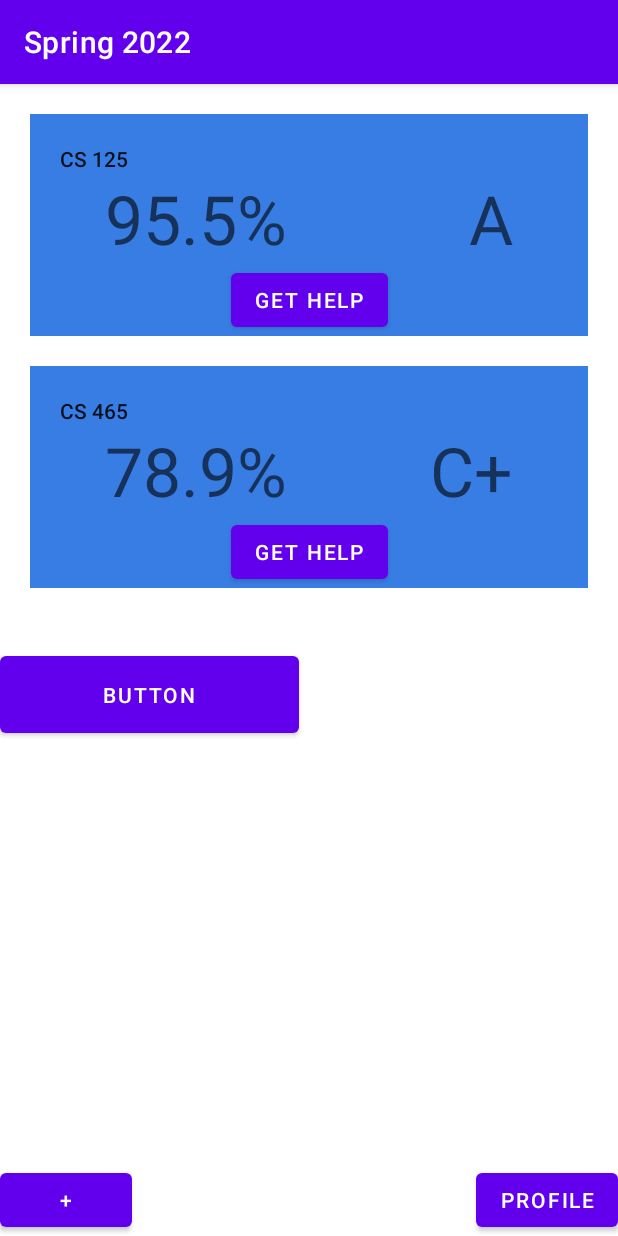
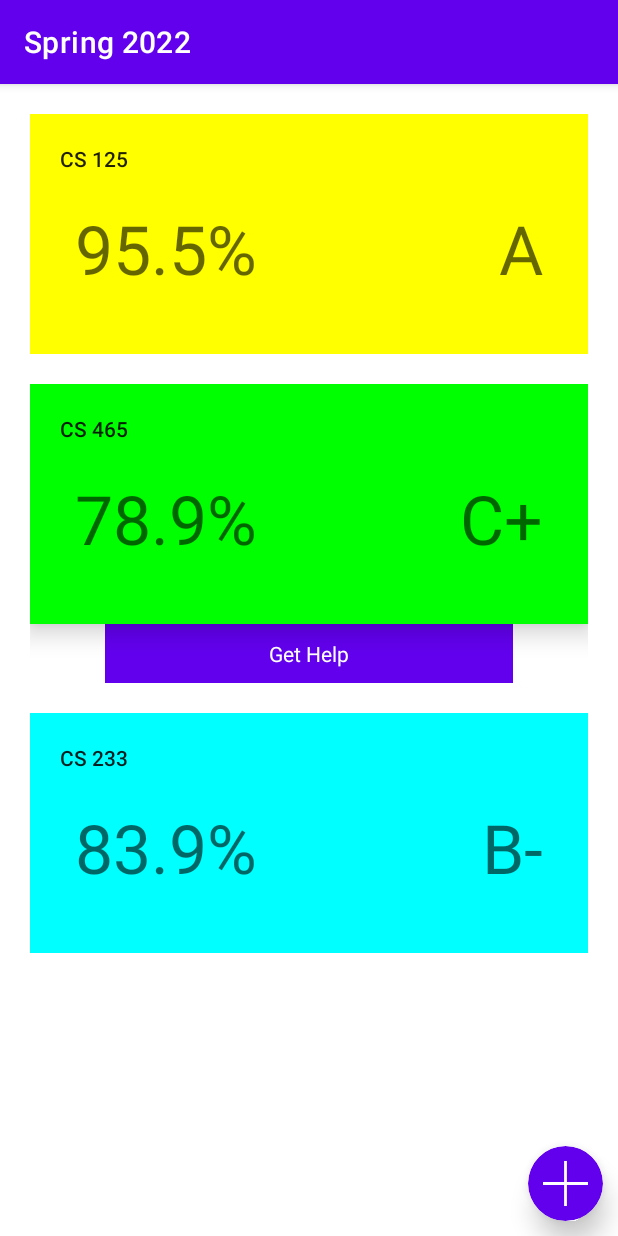
Before and after one commit to sonalimerchia/CS465-Pixelbyte, an Android app: the screen it shows after launch (MainActivity), on a phone screen of 412 x 824 dp. Run offline under Robolectric (Android 15) with nearby library versions, the phone set to English and light mode, and no system bars.

Commit message:
Fix main activity to match lofi prototype

```diff
--- a/app/src/main/java/edu/illinois/cs465/pixelbyte/BottomSheetCodes.java
+++ b/app/src/main/java/edu/illinois/cs465/pixelbyte/BottomSheetCodes.java
@@ -1,6 +1,9 @@
 package edu.illinois.cs465.pixelbyte;
 
 public enum BottomSheetCodes {
+    CreateClass,
+    FindTemplate,
+    PreviewTemplate,
     NewTemplatePreview,
     AddCategory
 }
--- a/app/src/main/java/edu/illinois/cs465/pixelbyte/ClassList/ClassData.java
+++ b/app/src/main/java/edu/illinois/cs465/pixelbyte/ClassList/ClassData.java
@@ -3,11 +3,31 @@ package edu.illinois.cs465.pixelbyte.ClassList;
 public class ClassData {
     String className;
     String letterGrade;
-    String numberGrade;
+    double numberGrade;
+    double goal;
+    int color;
 
-    public ClassData(String classname, String let, String num) {
+    public ClassData(String classname, String let, double num) {
         className = classname;
         letterGrade = let;
         numberGrade = num;
+        color = 0;
+        goal = 0;
+    }
+
+    public ClassData(String classname, String let, double num, int col) {
+        className = classname;
+        letterGrade = let;
+        numberGrade = num;
+        color = col;
+        goal = 0;
+    }
+
+    public ClassData(String classname, String let, double num, int col, double gol) {
+        className = classname;
+        letterGrade = let;
+        numberGrade = num;
+        color = col;
+        goal = gol;
     }
 }
--- a/app/src/main/java/edu/illinois/cs465/pixelbyte/ClassList/ClassListAdapter.java
+++ b/app/src/main/java/edu/illinois/cs465/pixelbyte/ClassList/ClassListAdapter.java
@@ -6,7 +6,13 @@ import android.view.View;
 import android.view.ViewGroup;
 import android.widget.ArrayAdapter;
 import android.widget.Button;
+import android.widget.LinearLayout;
 import android.widget.TextView;
+
+import androidx.cardview.widget.CardView;
+import androidx.constraintlayout.widget.ConstraintLayout;
+
+import org.w3c.dom.Text;
 
 import java.util.List;
 
@@ -42,6 +48,10 @@ public class ClassListAdapter extends ArrayAdapter<ClassData> {
         return LayoutInflater.from(getContext()).inflate(R.layout.class_list_element, null);
     }
 
+    private String makePercent(double percentage) {
+        return (Math.round(percentage * 100) / 100.0) + "%";
+    }
+
     @Override
     public View getView(int position, View convertView, ViewGroup parent) {
         ClassData classItem = getItem(position);
@@ -62,8 +72,19 @@ public class ClassListAdapter extends ArrayAdapter<ClassData> {
         }
 
         TextView numLabel = (TextView) convertView.findViewById(R.id.numgrade);
-        if (numLabel != null && classItem.numberGrade != null && classItem.numberGrade.length() > 0) {
-            numLabel.setText(classItem.numberGrade);
+        if (numLabel != null && classItem.numberGrade != 0) {
+            numLabel.setText(makePercent(classItem.numberGrade));
+        }
+
+        CardView coloredPortion = (CardView) convertView.findViewById(R.id.colored_portion);
+        if (coloredPortion != null && classItem.color != 0) {
+            coloredPortion.setBackgroundColor(classItem.color);
+        }
+
+        TextView getHelpButton = (TextView) convertView.findViewById(R.id.get_help);
+        if (getHelpButton != null && (classItem.goal != 0 && classItem.numberGrade >= classItem.goal)) {
+            getHelpButton.setHeight(0);
+            getHelpButton.setWidth(0);
         }
 
         return convertView;
--- a/app/src/main/java/edu/illinois/cs465/pixelbyte/MainActivity.java
+++ b/app/src/main/java/edu/illinois/cs465/pixelbyte/MainActivity.java
@@ -1,6 +1,7 @@
 package edu.illinois.cs465.pixelbyte;
 
 import androidx.appcompat.app.AppCompatActivity;
+import androidx.cardview.widget.CardView;
 
 
 import android.content.Context;
@@ -13,7 +14,8 @@ import android.widget.TextView;
 
 import java.io.FileOutputStream;
 import java.util.ArrayList;
-import java.util.Arrays;
+import java.util.List;
+
 import com.google.android.material.bottomsheet.BottomSheetDialogFragment;
 
 import androidx.constraintlayout.widget.ConstraintLayout;
@@ -23,7 +25,6 @@ import edu.illinois.cs465.pixelbyte.ClassList.ClassListAdapter;
 
 public class MainActivity extends AppCompatActivity implements View.OnClickListener {
     BottomSheetDialogFragment openDialog;
-    private ListView classList;
     private String currentSemester;
     private ArrayList<ClassData> classes; //each elem = class name, letter, number
 
@@ -32,43 +33,27 @@ public class MainActivity extends AppCompatActivity implements View.OnClickListe
         super.onCreate(savedInstanceState);
         setContentView(R.layout.activity_main);
 
-        // set up buttons at bottom of screen
-        Button newClassButton = (Button) findViewById(R.id.open_template);
-        newClassButton.setOnClickListener(this);
-        Intent intent = new Intent(this, CreateClass.class);
-        newClassButton.setOnClickListener(new View.OnClickListener() {
-            public void onClick(View view) {
-                startActivity(intent);
-            }
-        });
-
-        /*
-        Button profileButton = (Button) findViewById(R.id.open_profile);
-        profileButton.setOnClickListener(this);
-        Intent intentProfile = new Intent(this, ProfileActivity.class);
-        profileButton.setOnClickListener(new View.OnClickListener() {
-            public void onClick(View view) {
-                startActivity(intentProfile);
-            }
-        });
-        */
-
-
-
+        CardView createClassButton = (CardView) findViewById(R.id.create_class);
+        createClassButton.setOnClickListener(this);
 
         //stuff to grab from other screens TODO: connect it all
         currentSemester = "Spring 2022";
-        //classes = new ArrayList<Class>(Arrays.asList(new Class("CS 125", "A", "95.5%")));
-        classes = new ArrayList<ClassData>();
-        classes.add(new ClassData("CS 125", "A", "95.5%"));
-        classes.add(new ClassData("CS 465", "C+", "78.9%"));
+
+        createClassList();
+    }
+
+    private void createClassList() {
+        classes = new ArrayList<>();
+        classes.add(new ClassData("CS 125", "A", 95.5, 0xffffff00, 90.0));
+        classes.add(new ClassData("CS 465", "C+", 78.9, 0xff00ff00, 90.0));
+        classes.add(new ClassData("CS 233", "B-", 83.9, 0xff00ffff, 80.0));
 
         // Create adapter to interpret data
 
         getSupportActionBar().setTitle(currentSemester);
 
         //setup listview
-        classList = (ListView) findViewById(R.id.classlist);
+        ListView classList = (ListView) findViewById(R.id.classlist);
         TextView noClasses = (TextView) this.findViewById(R.id.noclasses);
 
         if (classes.size() == 0) {
@@ -97,12 +82,9 @@ public class MainActivity extends AppCompatActivity implements View.OnClickListe
     }
 
     public void onClick(View v) {
-        if (v.getId() == R.id.open_template) {
-            // Open new template page
-            openDialog(BottomSheetCodes.NewTemplatePreview, "Edit Template");
-        } else if (v.getId() == R.id.add_category) {
-            // Open add category sheet
-            openDialog(BottomSheetCodes.AddCategory, "Add Category");
+        if (v.getId() == R.id.create_class) {
+            openDialog(BottomSheetCodes.CreateClass, "Create Class");
+            return;
         }
     }
 
@@ -120,5 +102,45 @@ public class MainActivity extends AppCompatActivity implements View.OnClickListe
         Intent intent = new Intent(this, ClassActivity.class);
         intent.putExtra("ClassName", t.getText());
         startActivity(intent);
+
+//        try {
+//            FileOutputStream outputStream = openFileOutput("Class.cf", Context.MODE_PRIVATE);
+//            String str = "CS 465\n" +
+//                    "90.0%\n" +
+//                    "Help can be found on canvas.illinois.edu\n" +
+//                    "3\n" +
+//                    "\n" +
+//                    "Quizzes\n" +
+//                    "30%\n" +
+//                    "Scheme...\n" +
+//                    "3\n" +
+//                    "Quiz_1\t90\n" +
+//                    "Quiz_2\t98\n" +
+//                    "Quiz_3\t92\n" +
+//                    "\n" +
+//                    "Tests\n" +
+//                    "40%\n" +
+//                    "Scheme...\n" +
+//                    "2\n" +
+//                    "Test_1\t90\n" +
+//                    "Test_2\t98\n" +
+//                    "\n" +
+//                    "Projects\n" +
+//                    "30%\n" +
+//                    "Scheme...\n" +
+//                    "1\n" +
+//                    "Main_Project\t85";
+//            outputStream.write(str.getBytes());
+//            outputStream.flush();
+//            outputStream.close();
+//        } catch (Exception e) {}
+//
+//        Intent intent = new Intent(this, ClassActivity.class);
+//        intent.putExtra("ClassName", "CS 465");
+//        classButton.setOnClickListener(new View.OnClickListener() {
+//            public void onClick(View view) {
+//                startActivity(intent);
+//            }
+//        });
     }
 }
--- /dev/null
+++ b/app/src/main/res/drawable/ic_plus_svgrepo_com.xml
@@ -0,0 +1,8 @@
+<vector
+    android:height="30dp"
+    android:width="30dp"
+    android:viewportHeight="485"
+    android:viewportWidth="485"
+    xmlns:android="http://schemas.android.com/apk/res/android">
+    <path android:fillColor="@color/white" android:strokeWidth="50" android:pathData="M485,227.5l-227.5,0l0,-227.5l-30,0l0,227.5l-227.5,0l0,30l227.5,0l0,227.5l30,0l0,-227.5l227.5,0z"/>
+</vector>
--- a/app/src/main/res/layout/activity_main.xml
+++ b/app/src/main/res/layout/activity_main.xml
@@ -1,49 +1,30 @@
 <?xml version="1.0" encoding="utf-8"?>
-<FrameLayout
+<androidx.constraintlayout.widget.ConstraintLayout
     xmlns:android="http://schemas.android.com/apk/res/android"
         xmlns:app="http://schemas.android.com/apk/res-auto"
         xmlns:tools="http://schemas.android.com/tools"
         android:layout_width="fill_parent"
         android:layout_height="fill_parent">
 
-
-    <RelativeLayout
-        android:layout_width="fill_parent"
-        android:layout_height="fill_parent"
-        android:gravity="bottom">
-        <Button
-            android:id="@+id/open_template"
-            android:layout_width="wrap_content"
-            android:layout_height="wrap_content"
-            android:text="+"
-            android:layout_gravity="bottom"/>
-
-        <Button
-            android:id="@+id/open_profile"
-            android:layout_width="wrap_content"
-            android:layout_height="wrap_content"
-            android:text="profile"
-            android:layout_gravity="bottom"
-            android:layout_alignParentRight="true"/>
-    </RelativeLayout>
-
-
     <LinearLayout
         android:layout_width="match_parent"
-        android:layout_height="550dp"
+        android:layout_height="match_parent"
         android:gravity="top"
-        android:orientation="vertical">
+        android:orientation="vertical"
+        app:layout_constraintTop_toTopOf="parent"
+        app:layout_constraintBottom_toBottomOf="parent"
+        app:layout_constraintLeft_toLeftOf="parent"
+        app:layout_constraintRight_toRightOf="parent"
+        >
 
         <ListView
             android:id="@+id/classlist"
             android:layout_width="match_parent"
-            android:layout_height="wrap_content"
+            android:layout_height="match_parent"
             android:padding="20dp"
             android:divider="@color/transparent"
             android:dividerHeight="20dp"
             android:foregroundGravity="center" />
-
-
 
         <TextView
             android:id="@+id/noclasses"
@@ -54,15 +35,34 @@
             app:layout_constraintLeft_toLeftOf="parent"
             app:layout_constraintRight_toRightOf="parent"
             app:layout_constraintTop_toTopOf="parent" />
-
-
-    <Button
-        android:id="@+id/MainButton"
-        android:layout_width="199dp"
-        android:layout_height="63dp"
-        android:text="Button"
-        app:layout_constraintTop_toTopOf="parent"
-        tools:layout_editor_absoluteX="106dp" />
     </LinearLayout>
 
-</FrameLayout>
+    <androidx.cardview.widget.CardView
+        android:layout_width="wrap_content"
+        android:layout_height="wrap_content"
+        app:cardBackgroundColor="@color/purple_500"
+        app:cardCornerRadius="100dp"
+        android:padding="50dp"
+        app:cardElevation="10dp"
+        app:layout_constraintBottom_toBottomOf="parent"
+        app:layout_constraintRight_toRightOf="parent"
+        android:layout_margin="10dp"
+        android:id="@+id/create_class"
+        >
+        <LinearLayout
+            android:layout_width="wrap_content"
+            android:layout_height="wrap_content"
+            android:layout_margin="10dp"
+            android:orientation="vertical"
+            android:gravity="center"
+            >
+        <ImageView
+            android:layout_width="wrap_content"
+            android:layout_height="wrap_content"
+            android:src="@drawable/ic_plus_svgrepo_com"
+            android:layout_gravity="center"
+            />
+        </LinearLayout>
+    </androidx.cardview.widget.CardView>
+
+</androidx.constraintlayout.widget.ConstraintLayout>
--- a/app/src/main/res/layout/activity_profile.xml
+++ b/app/src/main/res/layout/activity_profile.xml
@@ -1,8 +1,10 @@
 <?xml version="1.0" encoding="utf-8"?>
 <LinearLayout
     xmlns:android="http://schemas.android.com/apk/res/android"
+    xmlns:tools="http://schemas.android.com/tools"
     android:layout_width="match_parent"
-    android:layout_height="match_parent">
+    android:layout_height="match_parent"
+    tools:context=".ProfileActivity">
 
 
 
--- a/app/src/main/res/layout/class_list_element.xml
+++ b/app/src/main/res/layout/class_list_element.xml
@@ -1,21 +1,38 @@
 <?xml version="1.0" encoding="utf-8"?>
-<androidx.constraintlayout.widget.ConstraintLayout xmlns:android="http://schemas.android.com/apk/res/android"
+<LinearLayout
+    xmlns:android="http://schemas.android.com/apk/res/android"
     xmlns:app="http://schemas.android.com/apk/res-auto"
     xmlns:tools="http://schemas.android.com/tools"
     android:layout_width="match_parent"
     android:layout_height="wrap_content"
-    android:background="#387DE3"
-    android:layout_gravity="center_horizontal"
-    android:gravity="top">
+    android:orientation="vertical"
+    android:gravity="top"
+    >
+
+    <androidx.cardview.widget.CardView
+        android:layout_width="match_parent"
+        android:layout_height="wrap_content"
+
+        android:id="@+id/colored_portion"
+        app:cardElevation="10dp"
+        >
+
+        <LinearLayout
+            android:layout_width="match_parent"
+            android:layout_height="wrap_content"
+            android:orientation="vertical"
+            android:gravity="top"
+            android:padding="20dp"
+            >
 
             <TextView
                 android:id="@+id/classname"
-        android:layout_width="0dp"
+                android:layout_width="wrap_content"
                 android:layout_height="wrap_content"
-        android:layout_margin="20dp"
                 android:textAppearance="@style/TextAppearance.AppCompat.Body2"
-        app:layout_constraintStart_toStartOf="parent"
-        app:layout_constraintTop_toTopOf="parent" />
+                android:layout_gravity="left"
+                android:text="class"
+                />
 
             <LinearLayout
                 android:layout_width="match_parent"
@@ -23,9 +40,9 @@
                 android:orientation="horizontal"
                 android:gravity="center_horizontal"
                 android:id="@+id/current_grades"
-        app:layout_constraintTop_toBottomOf="@id/classname"
-        app:layout_constraintLeft_toLeftOf="parent"
-        android:layout_marginHorizontal="50dp"
+                android:layout_marginVertical="20dp"
+                android:layout_marginHorizontal="10dp"
+                android:layout_gravity="center_horizontal"
                 >
                 <TextView
                     android:id="@+id/numgrade"
@@ -34,7 +51,9 @@
                     android:layout_gravity="left"
                     android:layout_height="wrap_content"
                     android:gravity="left"
-            android:textAppearance="@style/TextAppearance.AppCompat.Display2"/>
+                    android:textAppearance="@style/TextAppearance.AppCompat.Display2"
+                    android:text="90"
+                    />
 
                 <TextView
                     android:id="@+id/lettergrade"
@@ -43,19 +62,22 @@
                     android:layout_weight="1"
                     android:gravity="right"
                     android:textAppearance="@style/TextAppearance.AppCompat.Display2"
-            app:layout_constraintBaseline_toBaselineOf="@+id/numgrade"
-            app:layout_constraintEnd_toEndOf="parent"
-            app:layout_constraintStart_toEndOf="@+id/numgrade" />
+                    android:text="A"
+                    />
             </LinearLayout>
+        </LinearLayout>
+    </androidx.cardview.widget.CardView>
 
-        <Button
-            android:id="@+id/gethelp"
-            android:layout_width="wrap_content"
+    <TextView
+        android:id="@+id/get_help"
+        android:layout_width="match_parent"
         android:layout_height="wrap_content"
-            android:text="Get Help"
-            app:layout_constraintBottom_toBottomOf="parent"
-            app:layout_constraintLeft_toLeftOf="parent"
-            app:layout_constraintRight_toRightOf="parent"
-            app:layout_constraintTop_toBottomOf="@id/current_grades" />
+        android:layout_gravity="center_horizontal"
+        android:gravity="center_horizontal"
+        android:layout_marginHorizontal="50dp"
+        android:padding="10dp"
+        android:background="@color/design_default_color_primary"
+        android:textColor="@color/white"
+        android:text="Get Help" />
 
-</androidx.constraintlayout.widget.ConstraintLayout>
+</LinearLayout>
```
Lines whose indentation alone changed are shown as unchanged.
